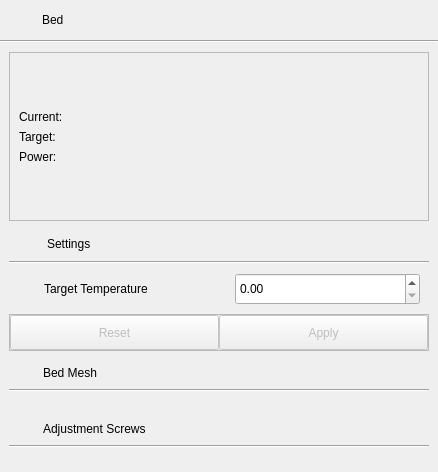
DigitalArtifex/Flo, file pages/printer/widgets/printerbed/printerbedwidget.ui: the form before one commit.
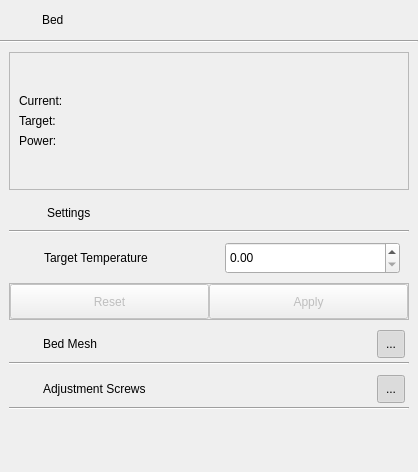
The form after the commit.

```diff
--- a/pages/printer/widgets/printerbed/printerbedwidget.ui
+++ b/pages/printer/widgets/printerbed/printerbedwidget.ui
@@ -6,14 +6,41 @@
    <rect>
     <x>0</x>
     <y>0</y>
-    <width>438</width>
+    <width>418</width>
     <height>472</height>
    </rect>
   </property>
   <property name="windowTitle">
    <string>Frame</string>
   </property>
-  <layout class="QGridLayout" name="gridLayout">
+  <layout class="QGridLayout" name="centralLayout">
+   <property name="leftMargin">
+    <number>0</number>
+   </property>
+   <property name="topMargin">
+    <number>0</number>
+   </property>
+   <property name="rightMargin">
+    <number>0</number>
+   </property>
+   <property name="bottomMargin">
+    <number>0</number>
+   </property>
+   <property name="horizontalSpacing">
+    <number>10</number>
+   </property>
+   <property name="verticalSpacing">
+    <number>0</number>
+   </property>
+   <item row="0" column="0" colspan="2">
+    <widget class="QWidget" name="mainWidget" native="true">
+     <property name="minimumSize">
+      <size>
+       <width>0</width>
+       <height>0</height>
+      </size>
+     </property>
+     <layout class="QGridLayout" name="mainLayout">
    <property name="leftMargin">
     <number>0</number>
    </property>
@@ -29,6 +56,13 @@
    <property name="spacing">
     <number>0</number>
    </property>
+      <item row="1" column="0">
+       <widget class="Line" name="line_9">
+        <property name="orientation">
+         <enum>Qt::Horizontal</enum>
+        </property>
+       </widget>
+      </item>
    <item row="0" column="0">
     <widget class="QWidget" name="titleBar" native="true">
      <layout class="QGridLayout" name="gridLayout_9">
@@ -76,18 +110,32 @@
      </layout>
     </widget>
    </item>
-   <item row="1" column="0">
-    <widget class="Line" name="line_9">
-     <property name="orientation">
-      <enum>Qt::Horizontal</enum>
-     </property>
-    </widget>
-   </item>
    <item row="2" column="0">
-    <widget class="QWidget" name="widget_3" native="true">
-     <layout class="QGridLayout" name="gridLayout_10">
+       <widget class="QWidget" name="contentWidget" native="true">
+        <layout class="QGridLayout" name="contentLayout">
+         <property name="bottomMargin">
+          <number>9</number>
+         </property>
       <item row="0" column="0">
        <widget class="QFrame" name="bedInfoWidget">
+           <property name="minimumSize">
+            <size>
+             <width>400</width>
+             <height>0</height>
+            </size>
+           </property>
+           <property name="maximumSize">
+            <size>
+             <width>400</width>
+             <height>16777215</height>
+            </size>
+           </property>
+           <property name="baseSize">
+            <size>
+             <width>400</width>
+             <height>50</height>
+            </size>
+           </property>
         <property name="frameShape">
          <enum>QFrame::StyledPanel</enum>
         </property>
@@ -132,7 +180,7 @@
            <property name="sizeHint" stdset="0">
             <size>
              <width>20</width>
-             <height>10</height>
+                <height>0</height>
             </size>
            </property>
           </spacer>
@@ -177,237 +225,21 @@
            </property>
           </widget>
          </item>
-         <item row="0" column="0">
-          <spacer name="verticalSpacer_2">
-           <property name="orientation">
-            <enum>Qt::Vertical</enum>
-           </property>
-           <property name="sizeType">
-            <enum>QSizePolicy::MinimumExpanding</enum>
-           </property>
-           <property name="sizeHint" stdset="0">
-            <size>
-             <width>20</width>
-             <height>10</height>
-            </size>
-           </property>
-          </spacer>
-         </item>
          <item row="0" column="2" rowspan="5">
           <layout class="QVBoxLayout" name="bedLayout"/>
          </item>
-        </layout>
-       </widget>
-      </item>
-      <item row="3" column="0">
-       <widget class="QFrame" name="adjustmentScrewFrame">
-        <property name="sizePolicy">
-         <sizepolicy hsizetype="Preferred" vsizetype="Fixed">
-          <horstretch>0</horstretch>
-          <verstretch>0</verstretch>
-         </sizepolicy>
-        </property>
-        <property name="minimumSize">
-         <size>
-          <width>420</width>
-          <height>50</height>
-         </size>
-        </property>
-        <layout class="QGridLayout" name="gridLayout_2">
-         <property name="leftMargin">
-          <number>0</number>
-         </property>
-         <property name="topMargin">
-          <number>0</number>
-         </property>
-         <property name="rightMargin">
-          <number>0</number>
-         </property>
-         <property name="bottomMargin">
-          <number>0</number>
-         </property>
-         <property name="spacing">
-          <number>0</number>
-         </property>
-         <item row="2" column="0">
-          <widget class="QWidget" name="adjustmentScrewContent" native="true">
-           <layout class="QGridLayout" name="gridLayout_8">
-            <property name="leftMargin">
-             <number>0</number>
-            </property>
-            <property name="topMargin">
-             <number>0</number>
-            </property>
-            <property name="rightMargin">
-             <number>0</number>
-            </property>
-            <property name="bottomMargin">
-             <number>0</number>
-            </property>
-            <property name="spacing">
-             <number>0</number>
-            </property>
-           </layout>
-          </widget>
-         </item>
          <item row="0" column="0">
-          <widget class="QWidget" name="adjustmentFrameTitleBar" native="true">
-           <layout class="QGridLayout" name="gridLayout_6">
-            <property name="leftMargin">
-             <number>6</number>
-            </property>
-            <property name="topMargin">
-             <number>4</number>
-            </property>
-            <property name="rightMargin">
-             <number>4</number>
-            </property>
-            <property name="bottomMargin">
-             <number>4</number>
-            </property>
-            <property name="horizontalSpacing">
-             <number>4</number>
-            </property>
-            <property name="verticalSpacing">
-             <number>0</number>
-            </property>
-            <item row="0" column="1">
-             <widget class="QLabel" name="label_2">
-              <property name="text">
-               <string>Adjustment Screws</string>
-              </property>
-             </widget>
-            </item>
-            <item row="0" column="0">
-             <widget class="QLabel" name="adjustmentScrewIcon">
-              <property name="minimumSize">
-               <size>
-                <width>24</width>
-                <height>24</height>
-               </size>
-              </property>
-              <property name="maximumSize">
-               <size>
-                <width>24</width>
-                <height>24</height>
-               </size>
-              </property>
-              <property name="text">
-               <string/>
-              </property>
-             </widget>
-            </item>
-           </layout>
-          </widget>
-         </item>
-         <item row="1" column="0">
-          <widget class="Line" name="line_2">
+             <spacer name="verticalSpacer_2">
            <property name="orientation">
-            <enum>Qt::Horizontal</enum>
-           </property>
-          </widget>
-         </item>
-        </layout>
-       </widget>
-      </item>
-      <item row="2" column="0">
-       <widget class="QFrame" name="bedMeshFrame">
-        <property name="minimumSize">
+               <enum>Qt::Vertical</enum>
+              </property>
+              <property name="sizeHint" stdset="0">
          <size>
-          <width>420</width>
-          <height>50</height>
-         </size>
-        </property>
-        <layout class="QGridLayout" name="gridLayout_3">
-         <property name="leftMargin">
-          <number>0</number>
-         </property>
-         <property name="topMargin">
-          <number>0</number>
-         </property>
-         <property name="rightMargin">
-          <number>0</number>
-         </property>
-         <property name="bottomMargin">
-          <number>0</number>
-         </property>
-         <property name="spacing">
-          <number>0</number>
-         </property>
-         <item row="2" column="0">
-          <widget class="QWidget" name="bedMeshContent" native="true">
-           <layout class="QGridLayout" name="gridLayout_7">
-            <property name="leftMargin">
-             <number>0</number>
-            </property>
-            <property name="topMargin">
-             <number>0</number>
-            </property>
-            <property name="rightMargin">
-             <number>0</number>
-            </property>
-            <property name="bottomMargin">
-             <number>0</number>
-            </property>
-            <property name="spacing">
-             <number>0</number>
-            </property>
-           </layout>
-          </widget>
-         </item>
-         <item row="0" column="0">
-          <widget class="QWidget" name="bedMeshTitleBar" native="true">
-           <layout class="QGridLayout" name="gridLayout_5">
-            <property name="leftMargin">
-             <number>6</number>
-            </property>
-            <property name="topMargin">
-             <number>4</number>
-            </property>
-            <property name="rightMargin">
-             <number>4</number>
-            </property>
-            <property name="bottomMargin">
-             <number>4</number>
-            </property>
-            <property name="spacing">
-             <number>4</number>
-            </property>
-            <item row="0" column="1">
-             <widget class="QLabel" name="label">
-              <property name="text">
-               <string>Bed Mesh</string>
-              </property>
-             </widget>
-            </item>
-            <item row="0" column="0">
-             <widget class="QLabel" name="bedMeshIconLabel">
-              <property name="minimumSize">
-               <size>
-                <width>24</width>
-                <height>24</height>
-               </size>
-              </property>
-              <property name="maximumSize">
-               <size>
-                <width>24</width>
-                <height>24</height>
-               </size>
-              </property>
-              <property name="text">
-               <string/>
-              </property>
-             </widget>
-            </item>
-           </layout>
-          </widget>
-         </item>
-         <item row="1" column="0">
-          <widget class="Line" name="line">
-           <property name="orientation">
-            <enum>Qt::Horizontal</enum>
-           </property>
-          </widget>
+                <width>20</width>
+                <height>0</height>
+               </size>
+              </property>
+             </spacer>
          </item>
         </layout>
        </widget>
@@ -420,6 +252,18 @@
           <verstretch>0</verstretch>
          </sizepolicy>
         </property>
+           <property name="minimumSize">
+            <size>
+             <width>400</width>
+             <height>0</height>
+            </size>
+           </property>
+           <property name="maximumSize">
+            <size>
+             <width>400</width>
+             <height>16777215</height>
+            </size>
+           </property>
         <layout class="QGridLayout" name="gridLayout_15">
          <property name="leftMargin">
           <number>0</number>
@@ -610,6 +454,309 @@
            <property name="orientation">
             <enum>Qt::Horizontal</enum>
            </property>
+             </widget>
+            </item>
+           </layout>
+          </widget>
+         </item>
+         <item row="3" column="0">
+          <widget class="QWidget" name="toolsWidget" native="true">
+           <property name="minimumSize">
+            <size>
+             <width>0</width>
+             <height>0</height>
+            </size>
+           </property>
+           <layout class="QVBoxLayout" name="verticalLayout_2">
+            <property name="leftMargin">
+             <number>0</number>
+            </property>
+            <property name="topMargin">
+             <number>0</number>
+            </property>
+            <property name="rightMargin">
+             <number>0</number>
+            </property>
+            <property name="bottomMargin">
+             <number>0</number>
+            </property>
+            <item>
+             <widget class="QFrame" name="bedMeshFrame">
+              <property name="minimumSize">
+               <size>
+                <width>0</width>
+                <height>0</height>
+               </size>
+              </property>
+              <property name="baseSize">
+               <size>
+                <width>400</width>
+                <height>50</height>
+               </size>
+              </property>
+              <layout class="QGridLayout" name="gridLayout_3">
+               <property name="leftMargin">
+                <number>0</number>
+               </property>
+               <property name="topMargin">
+                <number>0</number>
+               </property>
+               <property name="rightMargin">
+                <number>0</number>
+               </property>
+               <property name="bottomMargin">
+                <number>0</number>
+               </property>
+               <property name="spacing">
+                <number>0</number>
+               </property>
+               <item row="2" column="0">
+                <widget class="QWidget" name="bedMeshContent" native="true">
+                 <layout class="QGridLayout" name="bedMeshLayout">
+                  <property name="leftMargin">
+                   <number>0</number>
+                  </property>
+                  <property name="topMargin">
+                   <number>0</number>
+                  </property>
+                  <property name="rightMargin">
+                   <number>0</number>
+                  </property>
+                  <property name="bottomMargin">
+                   <number>0</number>
+                  </property>
+                  <property name="spacing">
+                   <number>0</number>
+                  </property>
+                 </layout>
+                </widget>
+               </item>
+               <item row="0" column="0">
+                <widget class="QWidget" name="bedMeshTitleBar" native="true">
+                 <layout class="QGridLayout" name="gridLayout_5">
+                  <property name="leftMargin">
+                   <number>6</number>
+                  </property>
+                  <property name="topMargin">
+                   <number>4</number>
+                  </property>
+                  <property name="rightMargin">
+                   <number>4</number>
+                  </property>
+                  <property name="bottomMargin">
+                   <number>4</number>
+                  </property>
+                  <property name="spacing">
+                   <number>4</number>
+                  </property>
+                  <item row="0" column="0">
+                   <widget class="QLabel" name="bedMeshIconLabel">
+                    <property name="minimumSize">
+                     <size>
+                      <width>24</width>
+                      <height>24</height>
+                     </size>
+                    </property>
+                    <property name="maximumSize">
+                     <size>
+                      <width>24</width>
+                      <height>24</height>
+                     </size>
+                    </property>
+                    <property name="text">
+                     <string/>
+                    </property>
+                   </widget>
+                  </item>
+                  <item row="0" column="1">
+                   <widget class="QLabel" name="label">
+                    <property name="text">
+                     <string>Bed Mesh</string>
+                    </property>
+                   </widget>
+                  </item>
+                  <item row="0" column="2">
+                   <widget class="QToolButton" name="toggleBedMeshButton">
+                    <property name="minimumSize">
+                     <size>
+                      <width>28</width>
+                      <height>28</height>
+                     </size>
+                    </property>
+                    <property name="text">
+                     <string>...</string>
+                    </property>
+                    <property name="checkable">
+                     <bool>true</bool>
+                    </property>
+                    <property name="checked">
+                     <bool>true</bool>
+                    </property>
+                   </widget>
+                  </item>
+                 </layout>
+                </widget>
+               </item>
+               <item row="1" column="0">
+                <widget class="Line" name="line">
+                 <property name="orientation">
+                  <enum>Qt::Horizontal</enum>
+                 </property>
+                </widget>
+               </item>
+              </layout>
+             </widget>
+            </item>
+            <item>
+             <widget class="QFrame" name="adjustmentScrewFrame">
+              <property name="sizePolicy">
+               <sizepolicy hsizetype="Preferred" vsizetype="Fixed">
+                <horstretch>0</horstretch>
+                <verstretch>0</verstretch>
+               </sizepolicy>
+              </property>
+              <property name="minimumSize">
+               <size>
+                <width>0</width>
+                <height>0</height>
+               </size>
+              </property>
+              <property name="baseSize">
+               <size>
+                <width>400</width>
+                <height>50</height>
+               </size>
+              </property>
+              <layout class="QGridLayout" name="gridLayout_2">
+               <property name="leftMargin">
+                <number>0</number>
+               </property>
+               <property name="topMargin">
+                <number>0</number>
+               </property>
+               <property name="rightMargin">
+                <number>0</number>
+               </property>
+               <property name="bottomMargin">
+                <number>0</number>
+               </property>
+               <property name="spacing">
+                <number>0</number>
+               </property>
+               <item row="2" column="0">
+                <widget class="QWidget" name="adjustmentScrewContent" native="true">
+                 <layout class="QGridLayout" name="adjustmentScrewLayout">
+                  <property name="leftMargin">
+                   <number>0</number>
+                  </property>
+                  <property name="topMargin">
+                   <number>0</number>
+                  </property>
+                  <property name="rightMargin">
+                   <number>0</number>
+                  </property>
+                  <property name="bottomMargin">
+                   <number>0</number>
+                  </property>
+                  <property name="spacing">
+                   <number>0</number>
+                  </property>
+                 </layout>
+                </widget>
+               </item>
+               <item row="0" column="0">
+                <widget class="QWidget" name="adjustmentFrameTitleBar" native="true">
+                 <layout class="QGridLayout" name="gridLayout_6">
+                  <property name="leftMargin">
+                   <number>6</number>
+                  </property>
+                  <property name="topMargin">
+                   <number>4</number>
+                  </property>
+                  <property name="rightMargin">
+                   <number>4</number>
+                  </property>
+                  <property name="bottomMargin">
+                   <number>4</number>
+                  </property>
+                  <property name="horizontalSpacing">
+                   <number>4</number>
+                  </property>
+                  <property name="verticalSpacing">
+                   <number>0</number>
+                  </property>
+                  <item row="0" column="1">
+                   <widget class="QLabel" name="label_2">
+                    <property name="text">
+                     <string>Adjustment Screws</string>
+                    </property>
+                   </widget>
+                  </item>
+                  <item row="0" column="0">
+                   <widget class="QLabel" name="adjustmentScrewIcon">
+                    <property name="minimumSize">
+                     <size>
+                      <width>24</width>
+                      <height>24</height>
+                     </size>
+                    </property>
+                    <property name="maximumSize">
+                     <size>
+                      <width>24</width>
+                      <height>24</height>
+                     </size>
+                    </property>
+                    <property name="text">
+                     <string/>
+                    </property>
+                   </widget>
+                  </item>
+                  <item row="0" column="2">
+                   <widget class="QToolButton" name="toggleToolsButton">
+                    <property name="minimumSize">
+                     <size>
+                      <width>28</width>
+                      <height>28</height>
+                     </size>
+                    </property>
+                    <property name="text">
+                     <string>...</string>
+                    </property>
+                    <property name="checkable">
+                     <bool>true</bool>
+                    </property>
+                    <property name="checked">
+                     <bool>true</bool>
+                    </property>
+                   </widget>
+                  </item>
+                 </layout>
+                </widget>
+               </item>
+               <item row="1" column="0">
+                <widget class="Line" name="line_2">
+                 <property name="orientation">
+                  <enum>Qt::Horizontal</enum>
+                 </property>
+                </widget>
+               </item>
+              </layout>
+             </widget>
+            </item>
+            <item>
+             <spacer name="verticalSpacer_3">
+              <property name="orientation">
+               <enum>Qt::Vertical</enum>
+              </property>
+              <property name="sizeHint" stdset="0">
+               <size>
+                <width>20</width>
+                <height>10</height>
+               </size>
+              </property>
+             </spacer>
+            </item>
+           </layout>
           </widget>
          </item>
         </layout>
```
Left out of the diff: 38 changed lines with no effect on the pictures. Lines whose indentation alone changed are shown as unchanged.
